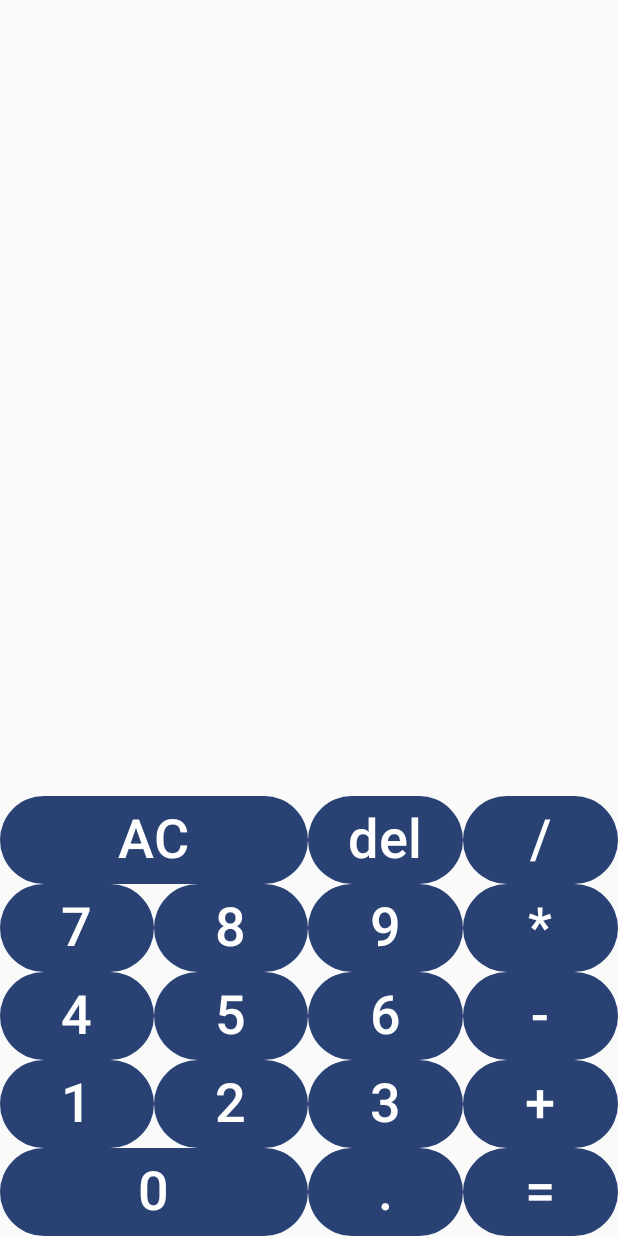
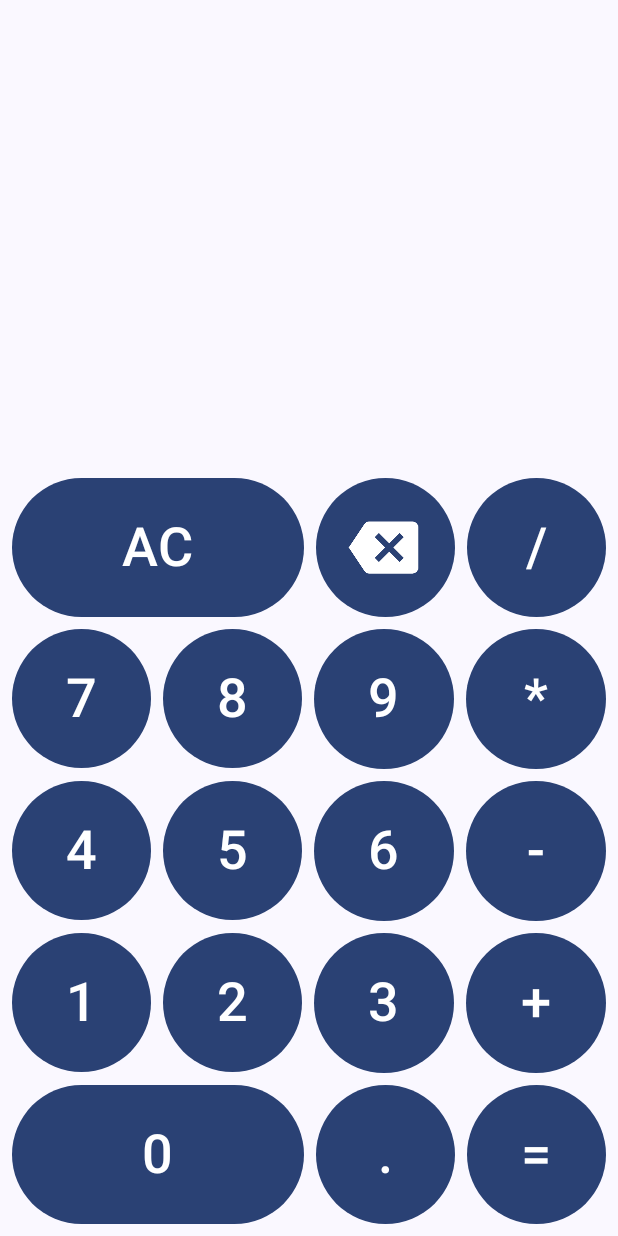
Before and after one commit to UtebayPi/CoCalculator, an Android app built with Jetpack Compose: the screen it shows after launch (MainActivity), on a phone screen of 412 x 824 dp. Run offline under Robolectric (Android 15) with nearby library versions, the phone set to English and light mode, and no system bars.

```diff
--- a/app/src/main/java/com/example/cocalculator/CalcViewModel.kt
+++ b/app/src/main/java/com/example/cocalculator/CalcViewModel.kt
@@ -15,10 +15,29 @@ class CalcViewModel : ViewModel() {
     var operation by mutableStateOf<Operations?>(null)
         private set
 
+    fun validateNumber1() =
+        number2.isEmpty() && operation == null && number1.length <= MAX_NUM_LENGTH
+
+    fun validateNumber2() =
+        number1.isNotEmpty() && operation != null && number2.length <= MAX_NUM_LENGTH
+
     fun numberPressed(newNumber: String) {
         when {
-            number2.isEmpty() && operation == null -> number1 += newNumber
-            number1.isNotEmpty() && operation != null -> number2 += newNumber
+            validateNumber1() -> {
+                if (number1.firstOrNull() != '0' || number1.take(2) == "0.")
+                    number1 += newNumber
+            }
+            validateNumber2() -> {
+                if (number2.firstOrNull() != '0' || number2.take(2) == "0.")
+                    number2 += newNumber
+            }
+        }
+    }
+
+    fun dotPressed() {
+        when {
+            validateNumber1() && number1.isNotEmpty() && !number1.contains(".") -> number1 += "."
+            validateNumber2() && number2.isNotEmpty() && !number2.contains(".") -> number2 += "."
         }
     }
 
@@ -43,14 +62,21 @@ class CalcViewModel : ViewModel() {
 
     fun calculate() {
         if (number1.isEmpty() || number2.isEmpty() || operation == null) return
-        number1 = when (operation) {
+        val num1 = number1.toFloatOrNull()
+        val num2 = number2.toFloatOrNull()
+        if (num1 == null || num2 == null) return
+        val result = when (operation) {
             Operations.Multiply ->
-                number1.toInt() * number2.toInt()
-            Operations.Divide -> number1.toInt() / number2.toInt()
-            Operations.Subtract -> number1.toInt() - number2.toInt()
-            Operations.Add -> number1.toInt() + number2.toInt()
+                num1 * num2
+            Operations.Divide -> {
+                if (num2 == 0F) return else
+                    num1 / num2
+            }
+            Operations.Subtract -> num1 - num2
+            Operations.Add -> num1 + num2
             null -> return
         }.toString()
+        number1 = if (result.takeLast(2) == ".0") result.dropLast(2) else result
         number2 = ""
         operation = null
     }
@@ -62,3 +88,5 @@ enum class Operations(val symbol: String) {
     Subtract("-"),
     Add("+")
 }
+
+const val MAX_NUM_LENGTH = 10
--- a/app/src/main/java/com/example/cocalculator/Calculator.kt
+++ b/app/src/main/java/com/example/cocalculator/Calculator.kt
@@ -1,11 +1,23 @@
 package com.example.cocalculator
 
+import androidx.compose.foundation.*
 import androidx.compose.foundation.layout.*
+import androidx.compose.foundation.shape.CircleShape
+import androidx.compose.material.icons.Icons
+import androidx.compose.material.icons.filled.Backspace
+import androidx.compose.material3.Icon
+import androidx.compose.material3.MaterialTheme
 import androidx.compose.material3.Text
 import androidx.compose.runtime.Composable
+import androidx.compose.ui.Alignment
 import androidx.compose.ui.Modifier
+import androidx.compose.ui.draw.clip
+import androidx.compose.ui.draw.scale
+import androidx.compose.ui.graphics.Color
+import androidx.compose.ui.text.style.TextAlign
 import androidx.compose.ui.tooling.preview.Preview
 import androidx.compose.ui.unit.dp
+import androidx.compose.ui.unit.sp
 import androidx.lifecycle.viewmodel.compose.viewModel
 import com.example.cocalculator.ui.theme.CoCalculatorTheme
 
@@ -13,98 +25,212 @@ import com.example.cocalculator.ui.theme.CoCalculatorTheme
 fun Calculator() {
     val viewModel = viewModel<CalcViewModel>()
     val spacing = 8.dp
-    Column(modifier = Modifier.fillMaxSize(), verticalArrangement = Arrangement.Bottom) {
-        Text(text = viewModel.number1 + (viewModel.operation?.symbol ?: "") + viewModel.number2)
-        Row(modifier = Modifier.fillMaxWidth(), horizontalArrangement = Arrangement.SpaceAround) {
+    val scrollState = rememberScrollState(0)
+//    Column(verticalArrangement = Arrangement.Bottom) {
+//        Text(
+//            text = "afssggsogihgifghfdgdghofisjhoigidsfsfsdfjoisfishgiosdhdoihgosdogisdghojsgidoshsohgdshgosgdoghosdhgodishgsdodhogdhgoisghsghsdghsghsgoisdhgoisdgosighso",
+////            text = viewModel.number1 +
+////                    (viewModel.operation?.symbol ?: "") +
+////                    viewModel.number2,
+//            modifier = Modifier
+//                .align(Alignment.End)
+//                .weight(1F)
+//                .verticalScroll(scrollState),
+//            fontSize = 70.sp,
+//            //maxLines = 2,
+//            lineHeight = 70.sp
+//        )
+    Column(
+        modifier = Modifier
+            //.weight(2F)
+            .fillMaxSize()
+            .padding(PaddingValues(spacing)),
+        verticalArrangement = Arrangement
+            .spacedBy(spacing, alignment = Alignment.Bottom)
+    ) {
+        Box(
+            modifier = Modifier
+                .weight(1F)
+                .align(Alignment.End)
+        ) {
+            Text(
+                // text = "afssggsdghsgsdgohddd",
+                text = viewModel.number1 +
+                        (viewModel.operation?.symbol ?: "") +
+                        viewModel.number2,
+                modifier = Modifier
+                    .align(Alignment.BottomEnd)
+                    //.weight(1F)
+                    .verticalScroll(scrollState),
+                fontSize = 70.sp,
+                textAlign = TextAlign.End,
+                //maxLines = 2,
+                lineHeight = 70.sp,
+            )
+        }
+
+        Row(
+            modifier = Modifier.fillMaxWidth(),
+            horizontalArrangement = Arrangement.spacedBy(spacing)
+        ) {
             CalculatorButton(
                 onClick = { viewModel.allClear() },
-                modifier = Modifier.weight(2F),
+                modifier = Modifier
+                    .aspectRatio(2.1F)
+                    .weight(2.1F),
                 content = "AC"
             )
-            CalculatorButton(
-                onClick = { viewModel.delete() },
-                modifier = Modifier.weight(1F),
-                content = "del"
+            Icon(
+                imageVector = Icons.Filled.Backspace,
+                tint = if (isSystemInDarkTheme()) MaterialTheme.colorScheme.surface
+                else Color.White,
+                contentDescription = "Delete",
+                modifier = Modifier
+                    .clip(CircleShape)
+                    .aspectRatio(1F)
+                    .weight(1F)
+                    .background(MaterialTheme.colorScheme.primary)
+                    .clickable { viewModel.delete() }
+                    .scale(0.5F)
+                    .offset(x = -3.dp)
             )
             CalculatorButton(
                 onClick = { viewModel.operationPressed(Operations.Divide) },
-                modifier = Modifier.weight(1F),
+                modifier = Modifier
+                    .aspectRatio(1F)
+                    .weight(1F),
                 content = "/"
             )
 
         }
-        Row(modifier = Modifier.fillMaxWidth(), horizontalArrangement = Arrangement.SpaceAround) {
+        Row(
+            modifier = Modifier.fillMaxWidth(),
+            horizontalArrangement = Arrangement.spacedBy(spacing)
+        ) {
             CalculatorButton(
-                modifier = Modifier.weight(1F),
+                modifier = Modifier
+                    .aspectRatio(1F)
+                    .weight(1F),
                 onClick = { viewModel.numberPressed("7") },
                 content = "7"
             )
             CalculatorButton(
-                modifier = Modifier.weight(1F),
+                modifier = Modifier
+                    .aspectRatio(1F)
+                    .weight(1F),
                 onClick = { viewModel.numberPressed("8") },
                 content = "8"
             )
             CalculatorButton(
-                modifier = Modifier.weight(1F),
+                modifier = Modifier
+                    .aspectRatio(1F)
+                    .weight(1F),
                 onClick = { viewModel.numberPressed("9") },
                 content = "9"
             )
             CalculatorButton(
-                modifier = Modifier.weight(1F),
+                modifier = Modifier
+                    .aspectRatio(1F)
+                    .weight(1F),
                 onClick = { viewModel.operationPressed(Operations.Multiply) }, content = "*"
             )
         }
-        Row(modifier = Modifier.fillMaxWidth(), horizontalArrangement = Arrangement.SpaceAround) {
+        Row(
+            modifier = Modifier.fillMaxWidth(),
+            horizontalArrangement = Arrangement.spacedBy(spacing)
+        ) {
             CalculatorButton(
-                modifier = Modifier.weight(1F),
-                onClick = { viewModel.numberPressed("4") }, content = "4"
+                modifier = Modifier
+                    .aspectRatio(1F)
+                    .weight(1F),
+                onClick = { viewModel.numberPressed("4") },
+                content = "4"
             )
             CalculatorButton(
-                modifier = Modifier.weight(1F),
-                onClick = { viewModel.numberPressed("5") }, content = "5"
+                modifier = Modifier
+                    .aspectRatio(1F)
+                    .weight(1F),
+                onClick = { viewModel.numberPressed("5") },
+                content = "5"
             )
             CalculatorButton(
-                modifier = Modifier.weight(1F),
-                onClick = { viewModel.numberPressed("6") }, content = "6"
+                modifier = Modifier
+                    .aspectRatio(1F)
+                    .weight(1F),
+                onClick = { viewModel.numberPressed("6") },
+                content = "6"
             )
             CalculatorButton(
-                modifier = Modifier.weight(1F),
-                onClick = { viewModel.operationPressed(Operations.Subtract) }, content = "-"
+                modifier = Modifier
+                    .aspectRatio(1F)
+                    .weight(1F),
+                onClick = { viewModel.operationPressed(Operations.Subtract) },
+                content = "-"
             )
         }
-        Row(modifier = Modifier.fillMaxWidth(), horizontalArrangement = Arrangement.SpaceAround) {
+        Row(
+            modifier = Modifier.fillMaxWidth(),
+            horizontalArrangement = Arrangement.spacedBy(spacing)
+        ) {
             CalculatorButton(
-                modifier = Modifier.weight(1F),
-                onClick = { viewModel.numberPressed("1") }, content = "1"
+                modifier = Modifier
+                    .aspectRatio(1F)
+                    .weight(1F),
+                onClick = { viewModel.numberPressed("1") },
+                content = "1"
             )
             CalculatorButton(
-                modifier = Modifier.weight(1F),
-                onClick = { viewModel.numberPressed("2") }, content = "2"
+                modifier = Modifier
+                    .aspectRatio(1F)
+                    .weight(1F),
+                onClick = { viewModel.numberPressed("2") },
+                content = "2"
             )
             CalculatorButton(
-                modifier = Modifier.weight(1F),
-                onClick = { viewModel.numberPressed("3") }, content = "3"
+                modifier = Modifier
+                    .aspectRatio(1F)
+                    .weight(1F),
+                onClick = { viewModel.numberPressed("3") },
+                content = "3"
             )
             CalculatorButton(
-                modifier = Modifier.weight(1F),
-                onClick = { viewModel.operationPressed(Operations.Add) }, content = "+"
+                modifier = Modifier
+                    .aspectRatio(1F)
+                    .weight(1F),
+                onClick = { viewModel.operationPressed(Operations.Add) },
+                content = "+"
             )
         }
-        Row(modifier = Modifier.fillMaxWidth(), horizontalArrangement = Arrangement.SpaceAround) {
+        Row(
+            modifier = Modifier.fillMaxWidth(),
+            horizontalArrangement = Arrangement.spacedBy(spacing)
+        ) {
             CalculatorButton(
-                modifier = Modifier.weight(2F),
-                onClick = { viewModel.numberPressed("0") }, content = "0"
+                modifier = Modifier
+                    .aspectRatio(2.1F)
+                    .weight(2.1F),
+                onClick = { viewModel.numberPressed("0") },
+                content = "0"
             )
-            CalculatorButton(modifier = Modifier.weight(1F), onClick = { /*TODO*/ }, content = ".")
             CalculatorButton(
-                modifier = Modifier.weight(1F),
+                modifier = Modifier
+                    .aspectRatio(1F)
+                    .weight(1F),
+                onClick = { viewModel.dotPressed() },
+                content = "."
+            )
+            CalculatorButton(
+                modifier = Modifier
+                    .aspectRatio(1F)
+                    .weight(1F),
                 onClick = { viewModel.calculate() },
                 content = "="
             )
         }
     }
+}
 
-}
+//}
 
 @Preview
 @Composable
--- a/app/src/main/java/com/example/cocalculator/CalculatorButton.kt
+++ b/app/src/main/java/com/example/cocalculator/CalculatorButton.kt
@@ -12,6 +12,6 @@ fun CalculatorButton(content: String, modifier: Modifier, onClick: () -> Unit) {
         onClick = onClick,
         modifier = Modifier.then(modifier)
     ) {
-        Text(text = content, fontSize = 36.sp)
+        Text(text = content, fontSize = 36.sp, maxLines = 1)
     }
 }
--- a/app/src/main/java/com/example/cocalculator/MainActivity.kt
+++ b/app/src/main/java/com/example/cocalculator/MainActivity.kt
@@ -3,7 +3,11 @@ package com.example.cocalculator
 import android.os.Bundle
 import androidx.activity.ComponentActivity
 import androidx.activity.compose.setContent
+import androidx.compose.foundation.layout.fillMaxSize
+import androidx.compose.material3.MaterialTheme
+import androidx.compose.material3.Surface
 import androidx.compose.runtime.Composable
+import androidx.compose.ui.Modifier
 import androidx.compose.ui.tooling.preview.Preview
 import com.example.cocalculator.ui.theme.CoCalculatorTheme
 
@@ -12,7 +16,12 @@ class MainActivity : ComponentActivity() {
         super.onCreate(savedInstanceState)
         setContent {
             CoCalculatorTheme {
-                Calculator()
+                Surface(
+                    modifier = Modifier.fillMaxSize(),
+                    color = MaterialTheme.colorScheme.background
+                ) {
+                    Calculator()
+                }
             }
         }
     }
--- a/app/src/main/java/com/example/cocalculator/ui/theme/Theme.kt
+++ b/app/src/main/java/com/example/cocalculator/ui/theme/Theme.kt
@@ -6,23 +6,22 @@ import androidx.compose.foundation.isSystemInDarkTheme
 import androidx.compose.material3.*
 import androidx.compose.runtime.Composable
 import androidx.compose.runtime.SideEffect
+import androidx.compose.ui.graphics.Color
 import androidx.compose.ui.graphics.toArgb
 import androidx.compose.ui.platform.LocalContext
 import androidx.compose.ui.platform.LocalView
 import androidx.core.view.ViewCompat
 
 private val DarkColorScheme = darkColorScheme(
-    primary = Purple80,
-    secondary = PurpleGrey80,
-    tertiary = Pink80
+    primary = Purple40,
+    secondary = PurpleGrey40,
+    tertiary = Pink40,
 )
 
 private val LightColorScheme = lightColorScheme(
     primary = Purple40,
     secondary = PurpleGrey40,
-    tertiary = Pink40
-
-    /* Other default colors to override
+    tertiary = Pink40,
     background = Color(0xFFFFFBFE),
     surface = Color(0xFFFFFBFE),
     onPrimary = Color.White,
@@ -30,7 +29,7 @@ private val LightColorScheme = lightColorScheme(
     onTertiary = Color.White,
     onBackground = Color(0xFF1C1B1F),
     onSurface = Color(0xFF1C1B1F),
-    */
+
 )
 
 @Composable
```
